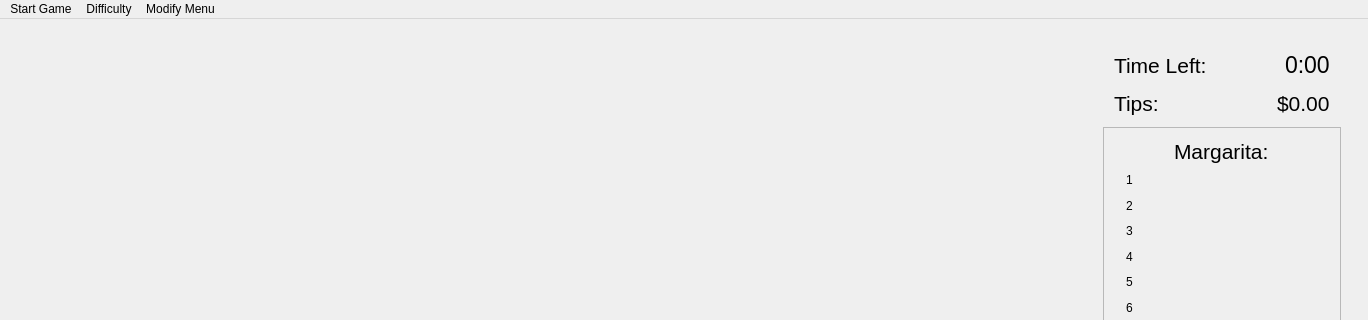
This is mainwindow.ui in wintersca/bartender as Qt 5 draws it before an edit; both pictures show x 0 to 1368 and y 0 to 320 of the 1368 by 792 pixel window. The edited form follows.
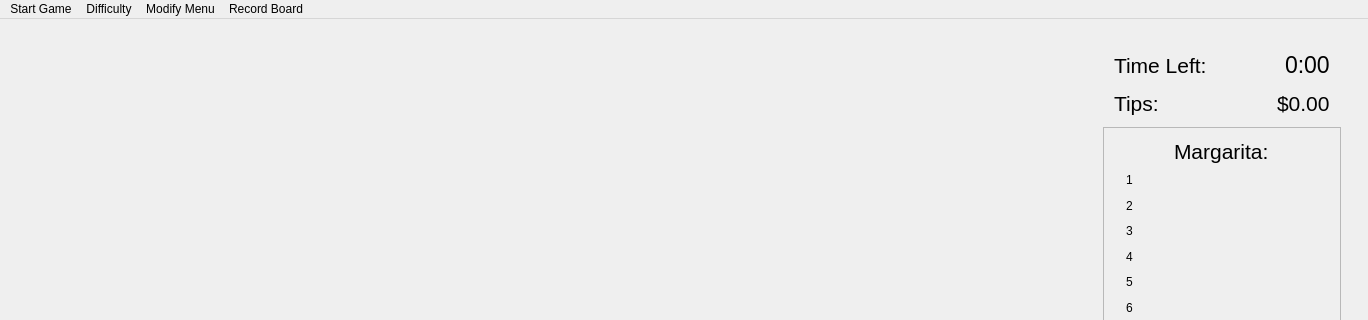
This is the edited form.

Commit message: Can view Record Board Window. Need to figure out what the keys are in the QMap

Patch:
```diff
--- a/mainwindow.ui
+++ b/mainwindow.ui
@@ -532,9 +532,16 @@
     <addaction name="actionEdit_Available_Drinks"/>
     <addaction name="actionCreat_Custom_Drink"/>
    </widget>
+   <widget class="QMenu" name="menuRecord_Board">
+    <property name="title">
+     <string>Record Board</string>
+    </property>
+    <addaction name="actionView_Record_Board"/>
+   </widget>
    <addaction name="menuStart_Game"/>
    <addaction name="menuDifficulty"/>
    <addaction name="menuModify_Menu"/>
+   <addaction name="menuRecord_Board"/>
   </widget>
   <action name="actionAdd_New_Drink">
    <property name="text">
```
Left out of the diff: 5 changed lines with no effect on the pictures. The commit also changes 4 other files.
